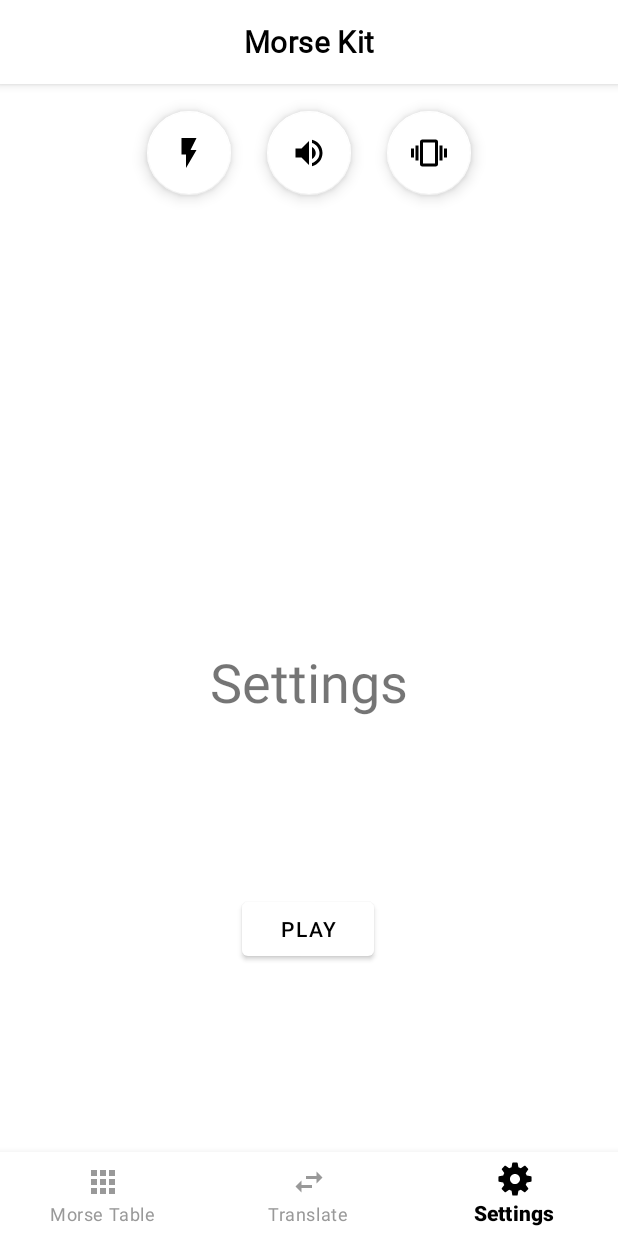
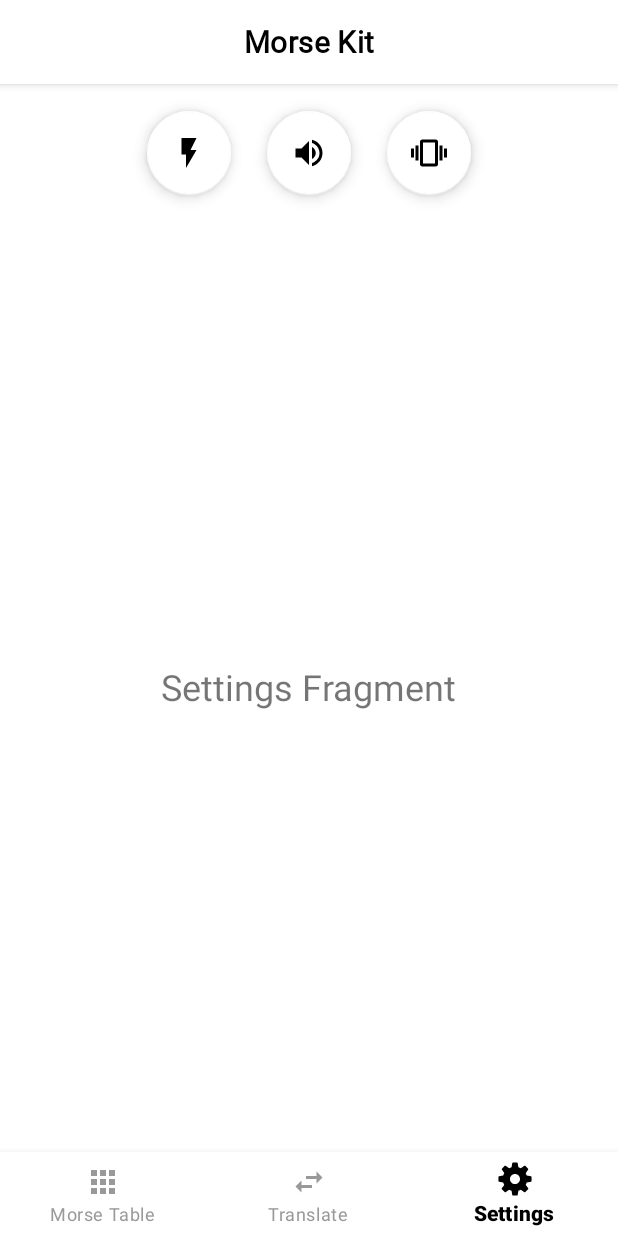
Before and after one commit to Shailesh351/Morse, an Android app: the screen it shows after launch (MainActivity), item 3 of the bottom bar chosen, on a phone screen of 412 x 824 dp. Run offline under Robolectric (Android 15) with nearby library versions, the phone set to English and light mode, and no system bars; libraries missing offline, so code that uses them is left out: com.f2prateek.rx; 7 statements that could not run were skipped.

Commit message:
feat: Add Fragments

```diff
--- a/app/build.gradle
+++ b/app/build.gradle
@@ -33,6 +33,7 @@ dependencies {
     implementation 'com.f2prateek.rx.preferences2:rx-preferences:2.0.0'
 
     //Test
+    implementation 'androidx.legacy:legacy-support-v4:1.0.0'
     testImplementation 'junit:junit:4.12'
     androidTestImplementation 'androidx.test:runner:1.2.0'
     androidTestImplementation 'androidx.test.espresso:espresso-core:3.2.0'
--- a/app/src/main/java/me/shellbell/morse/MainActivity.kt
+++ b/app/src/main/java/me/shellbell/morse/MainActivity.kt
@@ -6,6 +6,8 @@ import android.os.Bundle
 import android.preference.PreferenceManager
 import androidx.appcompat.app.ActionBar
 import androidx.appcompat.app.AppCompatActivity
+import androidx.fragment.app.Fragment
+import androidx.fragment.app.FragmentManager
 import com.f2prateek.rx.preferences2.Preference
 import com.f2prateek.rx.preferences2.RxSharedPreferences
 import kotlinx.android.synthetic.main.activity_main.*
@@ -14,8 +16,14 @@ import me.shellbell.morse.controller.FlashController
 import me.shellbell.morse.controller.SoundController
 import me.shellbell.morse.controller.VibrationController
 import me.shellbell.morse.helper.Helper
+import me.shellbell.morse.morsetable.MorseTableFragment
+import me.shellbell.morse.settings.SettingsFragment
+import me.shellbell.morse.translate.TranslateFragment
 import me.shellbell.morse.ui.CircleButton
-import me.shellbell.morselib.Morse
+
+/**
+ * Created by Shailesh351 on 22/6/19.
+ */
 
 class MainActivity : AppCompatActivity() {
 
@@ -27,6 +35,13 @@ class MainActivity : AppCompatActivity() {
     private val soundController: SoundController by lazy { SoundController(this, soundPref) }
     private val vibrationController: VibrationController by lazy { VibrationController(this, vibrationPref) }
 
+    private val morseTableFragment: MorseTableFragment by lazy { MorseTableFragment() }
+    private val translateFragment: TranslateFragment by lazy { TranslateFragment() }
+    private val settingsFragment: SettingsFragment by lazy { SettingsFragment() }
+
+    private val fm: FragmentManager by lazy { supportFragmentManager }
+    private var active: Fragment = morseTableFragment
+
     override fun onCreate(savedInstanceState: Bundle?) {
         super.onCreate(savedInstanceState)
         setContentView(R.layout.activity_main)
@@ -36,46 +51,58 @@ class MainActivity : AppCompatActivity() {
 
         setUpPreferences()
         setUpActionBar()
+        setUpFragments()
         setUpFABs()
         setUpBottomNavigation()
 
-        play.setOnClickListener {
+        /*play.setOnClickListener {
             val string = "sos"
             textview.text = Morse.encode(string)
             flashController.play(string)
             soundController.play(string)
             vibrationController.play(string)
-        }
+        }*/
     }
 
     private fun setUpPreferences() {
-        var preferences: SharedPreferences = PreferenceManager.getDefaultSharedPreferences(applicationContext)
-        var rxPreferences = RxSharedPreferences.create(preferences)
+        val preferences: SharedPreferences = PreferenceManager.getDefaultSharedPreferences(applicationContext)
+        val rxPreferences = RxSharedPreferences.create(preferences)
 
         flashPref = rxPreferences.getBoolean(Helper.PREF_FLASH, true)
         soundPref = rxPreferences.getBoolean(Helper.PREF_SOUND, true)
         vibrationPref = rxPreferences.getBoolean(Helper.PREF_VIBRATION, true)
     }
 
+    private fun setUpFragments() {
+        fm.beginTransaction().add(R.id.fragment_container, settingsFragment, SettingsFragment.TAG)
+            .hide(settingsFragment).commit()
+        fm.beginTransaction().add(R.id.fragment_container, translateFragment, TranslateFragment.TAG)
+            .hide(translateFragment).commit()
+        fm.beginTransaction().add(R.id.fragment_container, morseTableFragment, MorseTableFragment.TAG).commit()
+    }
+
     private fun setUpBottomNavigation() {
         navigation.setOnNavigationItemSelectedListener {
             when (it.itemId) {
                 R.id.navigation_table -> {
-                    textview.text = "Morse Table"
+                    fm.beginTransaction().hide(active).show(morseTableFragment).commit()
+                    active = morseTableFragment
                 }
                 R.id.navigation_translate -> {
-                    textview.text = "Translate"
+                    fm.beginTransaction().hide(active).show(translateFragment).commit()
+                    active = translateFragment
                 }
                 R.id.navigation_settings -> {
-                    textview.text = "Settings"
+                    fm.beginTransaction().hide(active).show(settingsFragment).commit()
+                    active = settingsFragment
                 }
                 else -> {
-                    textview.text = "Morse Code"
+                    //Other item
                 }
             }
             return@setOnNavigationItemSelectedListener true
         }
-        navigation.selectedItemId = R.id.navigation_translate
+        navigation.selectedItemId = R.id.navigation_table
     }
 
     private fun setUpFABs() {
--- /dev/null
+++ b/app/src/main/java/me/shellbell/morse/morsetable/MorseTableFragment.kt
@@ -0,0 +1,26 @@
+package me.shellbell.morse.morsetable
+
+import android.os.Bundle
+import android.view.LayoutInflater
+import android.view.View
+import android.view.ViewGroup
+import androidx.fragment.app.Fragment
+import me.shellbell.morse.R
+
+/**
+ * Created by Shailesh351 on 24/6/19.
+ */
+
+class MorseTableFragment : Fragment() {
+
+    companion object{
+        const val TAG = "MORSE_TABLE_FRAGMENT"
+    }
+
+    override fun onCreateView(
+        inflater: LayoutInflater, container: ViewGroup?,
+        savedInstanceState: Bundle?
+    ): View? {
+        return inflater.inflate(R.layout.fragment_morse_table, container, false)
+    }
+}
--- /dev/null
+++ b/app/src/main/java/me/shellbell/morse/settings/SettingsFragment.kt
@@ -0,0 +1,27 @@
+package me.shellbell.morse.settings
+
+import android.os.Bundle
+import androidx.fragment.app.Fragment
+import android.view.LayoutInflater
+import android.view.View
+import android.view.ViewGroup
+
+import me.shellbell.morse.R
+
+/**
+ * Created by Shailesh351 on 24/6/19.
+ */
+
+class SettingsFragment : Fragment() {
+
+    companion object{
+        const val TAG = "SETTINGS_FRAGMENT"
+    }
+
+    override fun onCreateView(
+        inflater: LayoutInflater, container: ViewGroup?,
+        savedInstanceState: Bundle?
+    ): View? {
+        return inflater.inflate(R.layout.fragment_settings, container, false)
+    }
+}
--- /dev/null
+++ b/app/src/main/java/me/shellbell/morse/translate/TranslateFragment.kt
@@ -0,0 +1,27 @@
+package me.shellbell.morse.translate
+
+import android.os.Bundle
+import androidx.fragment.app.Fragment
+import android.view.LayoutInflater
+import android.view.View
+import android.view.ViewGroup
+
+import me.shellbell.morse.R
+
+/**
+ * Created by Shailesh351 on 24/6/19.
+ */
+
+class TranslateFragment : Fragment() {
+
+    companion object{
+        const val TAG = "TRANSLATE_FRAGMENT"
+    }
+
+    override fun onCreateView(
+        inflater: LayoutInflater, container: ViewGroup?,
+        savedInstanceState: Bundle?
+    ): View? {
+        return inflater.inflate(R.layout.fragment_translate, container, false)
+    }
+}
--- a/app/src/main/res/layout/activity_main.xml
+++ b/app/src/main/res/layout/activity_main.xml
@@ -7,33 +7,17 @@
     tools:context=".MainActivity">
 
     <include
-        android:id="@+id/include"
+        android:id="@+id/top_pref_buttons"
         layout="@layout/top_pref_buttons" />
 
-    <TextView
-        android:id="@+id/textview"
-        android:layout_width="wrap_content"
-        android:layout_height="wrap_content"
-        android:layout_marginBottom="8dp"
-        android:text="Morse Code"
-        android:textSize="36sp"
+    <FrameLayout
+        android:id="@+id/fragment_container"
+        android:layout_width="match_parent"
+        android:layout_height="0dp"
         app:layout_constraintBottom_toTopOf="@+id/navigation"
-        app:layout_constraintEnd_toEndOf="parent"
-        app:layout_constraintStart_toStartOf="parent"
-        app:layout_constraintTop_toBottomOf="@+id/include" />
-
-    <com.google.android.material.button.MaterialButton
-        android:text="Play"
-        android:id="@+id/play"
-        android:textColor="#000000"
-        android:layout_width="wrap_content"
-        android:layout_height="48dp"
-        android:layout_marginBottom="8dp"
-        app:layout_constraintBottom_toTopOf="@+id/navigation"
-        app:layout_constraintEnd_toEndOf="parent"
-        app:layout_constraintHorizontal_bias="0.498"
-        app:layout_constraintStart_toStartOf="parent"
-        app:layout_constraintTop_toBottomOf="@+id/textview" />
+        app:layout_constraintLeft_toLeftOf="parent"
+        app:layout_constraintRight_toRightOf="parent"
+        app:layout_constraintTop_toBottomOf="@id/top_pref_buttons" />
 
     <com.google.android.material.bottomnavigation.BottomNavigationView
         android:id="@+id/navigation"
--- /dev/null
+++ b/app/src/main/res/layout/fragment_morse_table.xml
@@ -0,0 +1,16 @@
+<?xml version="1.0" encoding="utf-8"?>
+<FrameLayout xmlns:android="http://schemas.android.com/apk/res/android"
+    xmlns:tools="http://schemas.android.com/tools"
+    android:layout_width="match_parent"
+    android:layout_height="match_parent"
+    tools:context=".morsetable.MorseTableFragment">
+
+    <!-- TODO: Update blank fragment layout -->
+    <TextView
+        android:textSize="24sp"
+        android:layout_gravity="center"
+        android:layout_width="wrap_content"
+        android:layout_height="wrap_content"
+        android:text="Morse Table Fragment" />
+
+</FrameLayout>
--- /dev/null
+++ b/app/src/main/res/layout/fragment_settings.xml
@@ -0,0 +1,15 @@
+<?xml version="1.0" encoding="utf-8"?>
+<FrameLayout xmlns:android="http://schemas.android.com/apk/res/android"
+    xmlns:tools="http://schemas.android.com/tools"
+    android:layout_width="match_parent"
+    android:layout_height="match_parent"
+    tools:context=".settings.SettingsFragment">
+
+    <TextView
+        android:layout_width="wrap_content"
+        android:layout_height="wrap_content"
+        android:layout_gravity="center"
+        android:text="Settings Fragment"
+        android:textSize="24sp" />
+
+</FrameLayout>
--- /dev/null
+++ b/app/src/main/res/layout/fragment_translate.xml
@@ -0,0 +1,16 @@
+<?xml version="1.0" encoding="utf-8"?>
+<FrameLayout xmlns:android="http://schemas.android.com/apk/res/android"
+    xmlns:tools="http://schemas.android.com/tools"
+    android:layout_width="match_parent"
+    android:layout_height="match_parent"
+    tools:context=".translate.TranslateFragment">
+
+    <!-- TODO: Update blank fragment layout -->
+    <TextView
+        android:textSize="24sp"
+        android:layout_gravity="center"
+        android:layout_width="wrap_content"
+        android:layout_height="wrap_content"
+        android:text="Translate Fragment" />
+
+</FrameLayout>
--- a/app/src/main/res/values/strings.xml
+++ b/app/src/main/res/values/strings.xml
@@ -4,4 +4,7 @@
     <string name="title_table">Morse Table</string>
     <string name="title_translate">Translate</string>
     <string name="title_settings">Settings</string>
+
+    <!-- TODO: Remove or change this placeholder text -->
+    <string name="hello_blank_fragment">Hello blank fragment</string>
 </resources>
```
